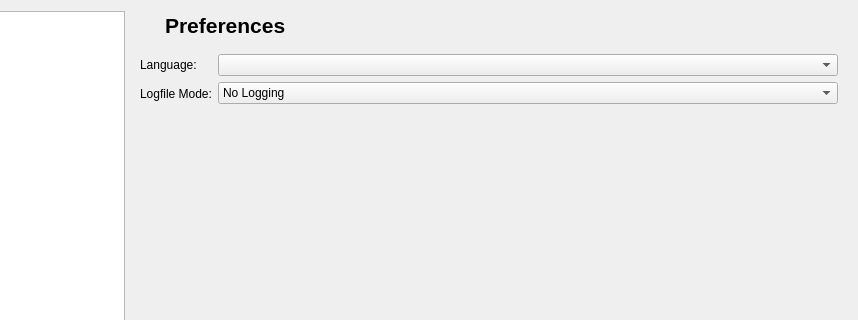
Before: the Qt Designer form Dialogs/DlgPreferences.ui in ma7t3/ScheduleMaster, drawn with Qt 5; both pictures show x 142 to 1000 and y 0 to 320 of the 1000 by 600 pixel window.
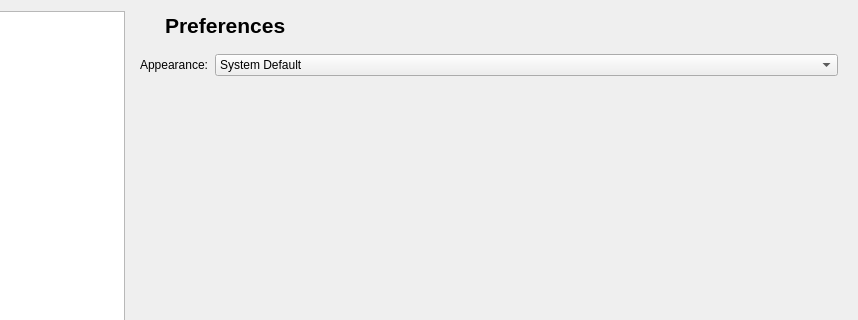
After: the same form once the commit is applied. The open tabs and pages were chosen to show the change. Icons and pictures are not drawn.

Commit message: Add WdgPreferencesPageGeneral widget class

Diff of the .ui file:
```diff
--- a/Dialogs/DlgPreferences.ui
+++ b/Dialogs/DlgPreferences.ui
@@ -144,81 +144,6 @@
          <property name="currentIndex">
           <number>6</number>
          </property>
-         <widget class="QWidget" name="pGeneral">
-          <layout class="QFormLayout" name="formLayout">
-           <item row="0" column="0">
-            <widget class="QLabel" name="lLanguage">
-             <property name="text">
-              <string>Language:</string>
-             </property>
-            </widget>
-           </item>
-           <item row="0" column="1">
-            <widget class="QComboBox" name="cbLanguage"/>
-           </item>
-           <item row="1" column="0">
-            <widget class="QLabel" name="lLogfileMode">
-             <property name="text">
-              <string>Logfile Mode:</string>
-             </property>
-            </widget>
-           </item>
-           <item row="1" column="1">
-            <layout class="QVBoxLayout" name="verticalLayout_3" stretch="1,0">
-             <item>
-              <widget class="QComboBox" name="cbLogfileMode">
-               <item>
-                <property name="text">
-                 <string>No Logging</string>
-                </property>
-               </item>
-               <item>
-                <property name="text">
-                 <string>Normal</string>
-                </property>
-               </item>
-               <item>
-                <property name="text">
-                 <string>Debug</string>
-                </property>
-               </item>
-               <item>
-                <property name="text">
-                 <string>Detailed Debug</string>
-                </property>
-               </item>
-              </widget>
-             </item>
-             <item>
-              <widget class="QLabel" name="lLogfileModeInfo">
-               <property name="text">
-                <string/>
-               </property>
-               <property name="alignment">
-                <set>Qt::AlignmentFlag::AlignLeading|Qt::AlignmentFlag::AlignLeft|Qt::AlignmentFlag::AlignTop</set>
-               </property>
-               <property name="wordWrap">
-                <bool>true</bool>
-               </property>
-              </widget>
-             </item>
-            </layout>
-           </item>
-           <item row="2" column="1">
-            <spacer name="verticalSpacer">
-             <property name="orientation">
-              <enum>Qt::Orientation::Vertical</enum>
-             </property>
-             <property name="sizeHint" stdset="0">
-              <size>
-               <width>20</width>
-               <height>40</height>
-              </size>
-             </property>
-            </spacer>
-           </item>
-          </layout>
-         </widget>
          <widget class="QWidget" name="pAppearance">
           <layout class="QFormLayout" name="formLayout_2">
            <item row="0" column="0">
```
Left out of the diff: 2 changed lines with no effect on the pictures. The commit also changes 8 other files.
